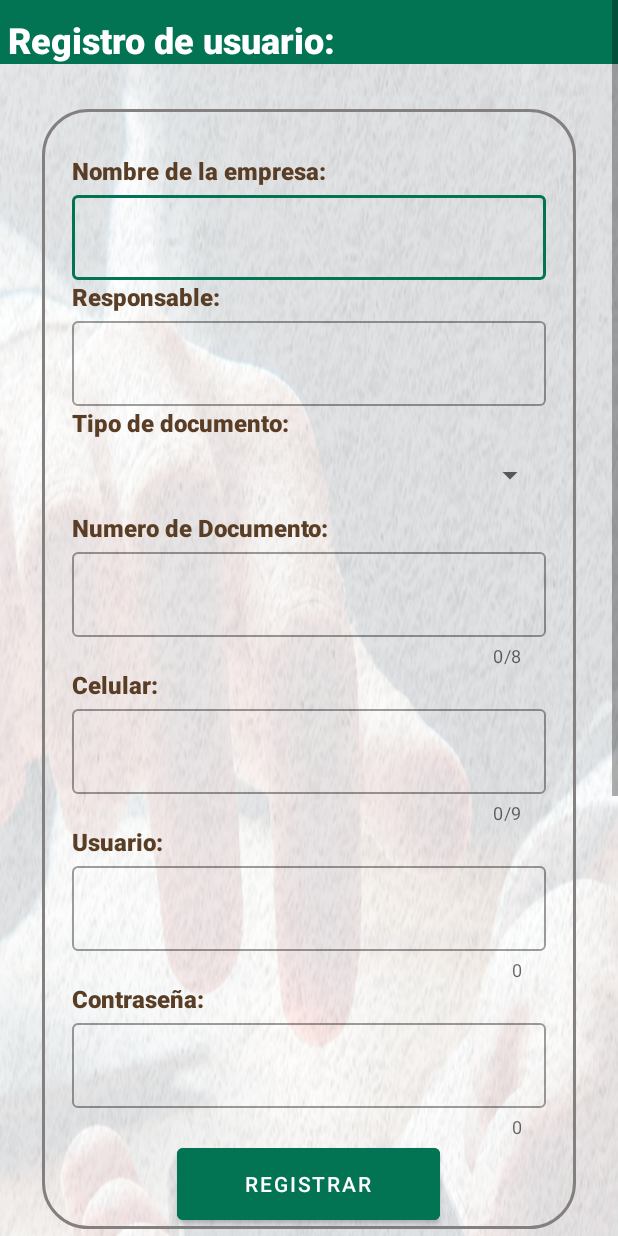
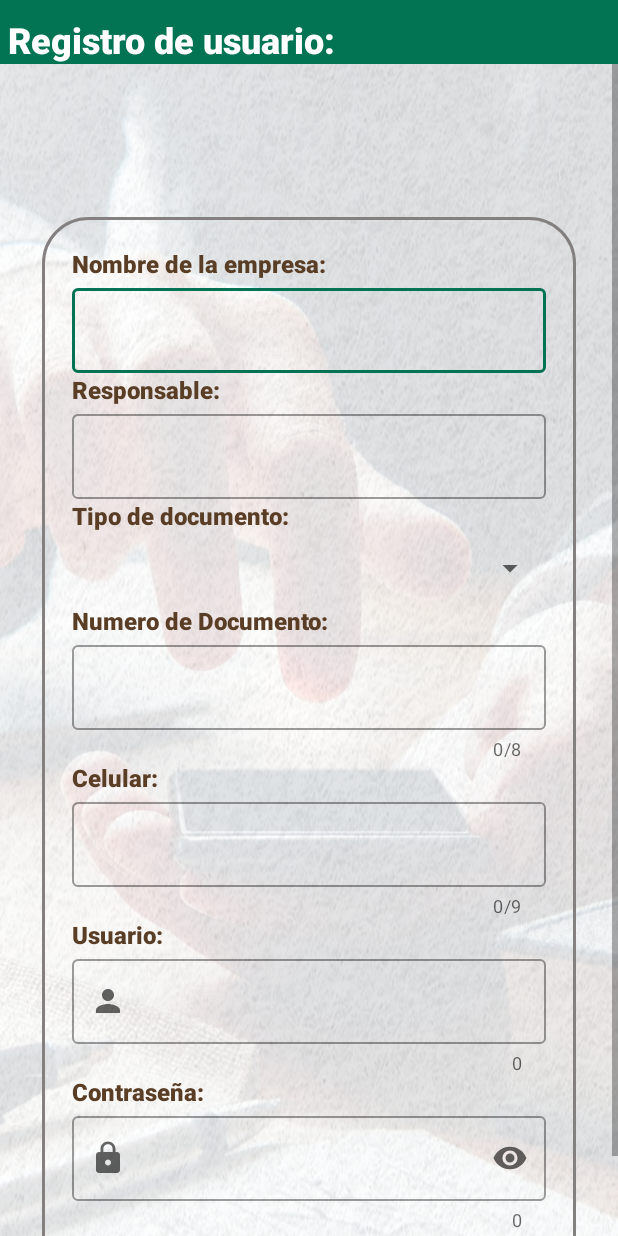
Before and after one commit to USMPDNBJ/TRIGAL, an Android app: the layout lyt_registrar_cliente.xml on its own in the app's theme, with its tools: preview values and no code run, on a phone screen of 412 x 824 dp. Run offline under Robolectric (Android 15) with nearby library versions, the phone set to English and light mode, and no system bars.

Commit message:
ActRegistro.java lyt_registrar_cliente.xml

```diff
--- a/app/src/main/res/layout/lyt_registrar_cliente.xml
+++ b/app/src/main/res/layout/lyt_registrar_cliente.xml
@@ -1,14 +1,16 @@
-<ScrollView xmlns:android="http://schemas.android.com/apk/res/android"
+<?xml version="1.0" encoding="utf-8"?>
+<LinearLayout
+    xmlns:android="http://schemas.android.com/apk/res/android"
     xmlns:app="http://schemas.android.com/apk/res-auto"
     xmlns:tools="http://schemas.android.com/tools"
     android:layout_width="match_parent"
-    android:layout_height="wrap_content"
-    android:background="@drawable/style_borde">
+    android:layout_height="match_parent"
+    android:background="@drawable/style_borde"
+    android:orientation="vertical">
 
     <LinearLayout
         android:layout_width="match_parent"
         android:layout_height="wrap_content"
-        android:background="@drawable/fondo_form"
         android:orientation="vertical">
 
         <LinearLayout
@@ -28,22 +30,24 @@
                 android:paddingEnd="5dp"
                 android:text="Registro de usuario:"
                 android:textColor="#FFFFFF"
-                android:textColorHighlight="#FFFFFF"
-                android:textColorHint="#FAFAFA"
                 android:textSize="24sp" />
         </LinearLayout>
 
+        <ScrollView
+            android:layout_width="match_parent"
+            android:layout_height="wrap_content"
+            android:background="@drawable/fondo_form">
 
             <LinearLayout
-            android:id="@+id/lyt_formulario"
+                android:id="@+id/lyt_formCli"
                 android:layout_width="356dp"
                 android:layout_height="wrap_content"
                 android:layout_gravity="center"
-            android:layout_marginTop="30sp"
+                android:layout_marginTop="80sp"
                 android:background="@drawable/style_borde"
                 android:orientation="vertical"
                 android:paddingLeft="20sp"
-            android:paddingTop="30sp"
+                android:paddingTop="20sp"
                 android:paddingRight="20sp">
 
                 <TextView
@@ -187,7 +191,8 @@
                     style="@style/Widget.MaterialComponents.TextInputLayout.OutlinedBox"
                     android:layout_width="match_parent"
                     android:layout_height="wrap_content"
-                app:counterEnabled="true">
+                    app:counterEnabled="true"
+                    app:startIconDrawable="@drawable/ic_usuario">
 
                     <com.google.android.material.textfield.TextInputEditText
                         android:id="@+id/edtUsu"
@@ -211,20 +216,23 @@
                     android:textSize="16sp" />
 
                 <com.google.android.material.textfield.TextInputLayout
-                android:id="@+id/textInputConU"
+                    android:id="@+id/textInputContraseña"
                     style="@style/Widget.MaterialComponents.TextInputLayout.OutlinedBox"
                     android:layout_width="match_parent"
                     android:layout_height="wrap_content"
-                app:counterEnabled="true">
+                    app:counterEnabled="true"
+                    app:endIconMode="password_toggle"
+                    app:startIconDrawable="@drawable/ic_contr">
 
                     <com.google.android.material.textfield.TextInputEditText
-                    android:id="@+id/edtConU"
+                        android:id="@+id/edtContra"
                         android:layout_width="match_parent"
                         android:layout_height="wrap_content"
                         android:ems="10"
                         android:inputType="textPassword"
                         android:minHeight="48dp"
                         tools:ignore="SpeakableTextPresentCheck" />
+
 
                 </com.google.android.material.textfield.TextInputLayout>
 
@@ -245,7 +253,6 @@
                 </LinearLayout>
 
             </LinearLayout>
-
+        </ScrollView>
     </LinearLayout>
-
-</ScrollView>
+</LinearLayout>
```
Also changed, not shown: app/src/main/java/com/proyect/trigal/ActRegistro.java (+242 -75 lines). Lines whose indentation alone changed are shown as unchanged.
